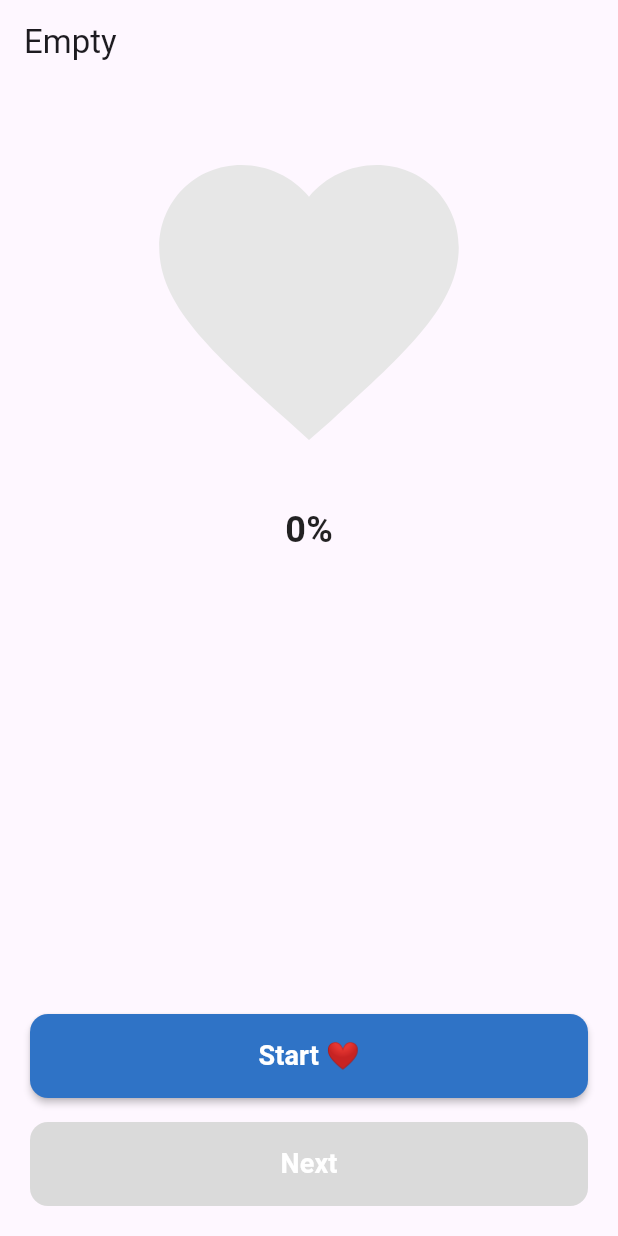
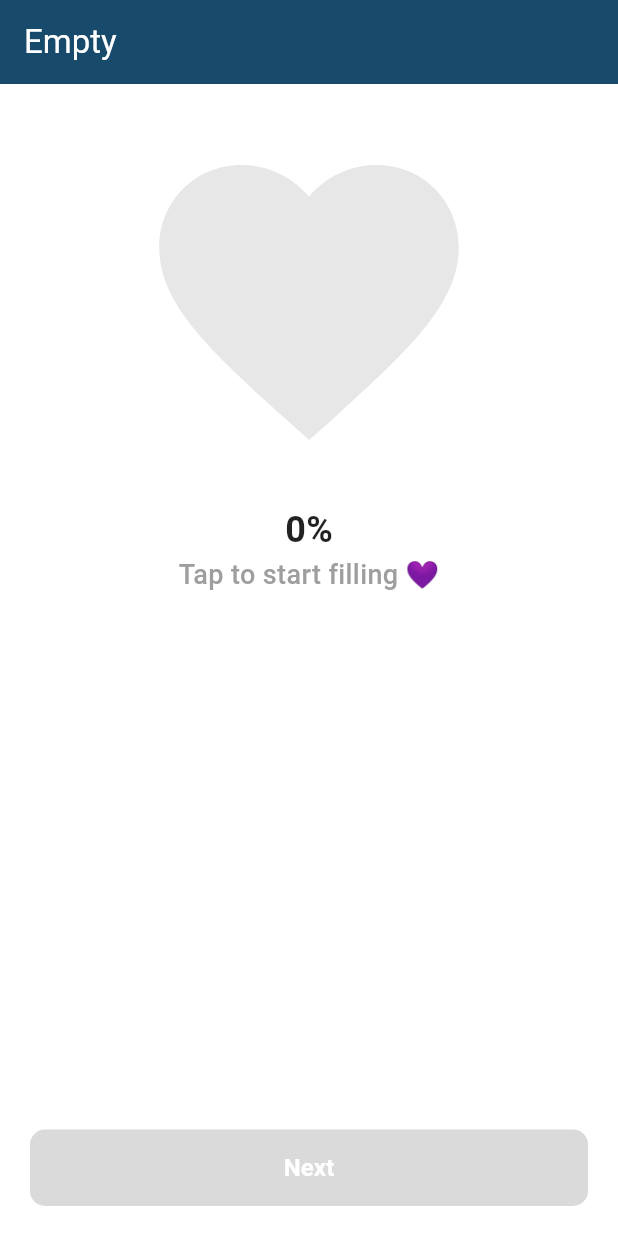
Before and after one commit to ameyrane98/heart_app, a Flutter app: the screen it shows after launch, on a phone screen of 412 x 824 dp. Run offline on Flutter 3.47's test engine with Material 3 defaults, Android fonts, the phone set to English and light mode, and no system bars; our stand-ins replace liquid_progress_indicator_v2.

```diff
--- a/lib/ui/screens/heart_screen.dart
+++ b/lib/ui/screens/heart_screen.dart
@@ -8,13 +8,14 @@ import '../../../viewmodels/heart_view_model.dart';
 import '../widgets/heart_painter_twoIcon+ClipRect.dart'; // HeartFillWidget (two Icons + ClipRect)
 // import '../widgets/_LiquidHeartChartState.dart';        // Liquid-style heart (animated)
 // import '../widgets/HeartPathFill_ClipPathHeart.dart';   // Path-based ClipPath approach
-import '../widgets/HeartPainterFill.dart'; // CustomPainter pro look
+// import '../widgets/HeartPainterFill.dart'; // CustomPainter pro look
 
 class HeartScreen extends StatelessWidget {
   const HeartScreen({super.key});
 
-  // Image colors
-  static const Color _blueBtn = Color(0xFF2F73C6);
+  // Consistent colors with SuccessScreen
+  static const Color _navy = Color(0xFF184A6B);
+  static const Color _blue = Color(0xFF2F73C6);
   static const Color _grayDisabled = Color(0xFFDADADA);
 
   String _titleFor(HeartState s) {
@@ -36,7 +37,14 @@ class HeartScreen extends StatelessWidget {
     final showClear = vm.state == HeartState.completed;
 
     return Scaffold(
-      appBar: AppBar(title: Text(_titleFor(vm.state))),
+      backgroundColor: Colors.white,
+      appBar: AppBar(
+        backgroundColor: _navy,
+        title: Text(
+          _titleFor(vm.state),
+          style: TextStyle(color: Colors.white),
+        ), // consistent with SuccessScreen
+      ),
       body: SafeArea(
         child: Center(
           child: Column(
@@ -44,9 +52,22 @@ class HeartScreen extends StatelessWidget {
               const SizedBox(height: 24),
 
               // ======== CHOOSE ONE HEART RENDERER (keep comments to switch) ========
+              // Wrap the heart with GestureDetector to Start/Pause on tap.
+              GestureDetector(
+                onTap: vm.state == HeartState.completed
+                    ? null // no-op once filled
+                    : () {
+                        vm.toggleStartPause();
+                      },
+                behavior: HitTestBehavior.translucent,
+                child: Semantics(
+                  button: true,
+                  label: vm.state == HeartState.progressing
+                      ? 'Pause filling'
+                      : 'Start filling',
 
                   // 1) CustomPainter + gradient (most polished)
-              // HeartPainterFill(
+                  // child: HeartPainterFill(
                   //   percent: vm.progress,          // 0..100 from your ViewModel
                   //   size: 240,
                   //   gradient: const LinearGradient(
@@ -62,10 +83,10 @@ class HeartScreen extends StatelessWidget {
                   // ),
 
                   // 2) Simple two-Icon overlay + ClipRect (fastest to toggle)
-              HeartFillWidget(percent: vm.progress, size: 240),
+                  child: HeartFillWidget(percent: vm.progress, size: 240),
 
                   // 3) Liquid heart (animated fill)
-              // const LiquidHeartChart(
+                  // child: const LiquidHeartChart(
                   //   size: 240,
                   //   duration: Duration(seconds: 4),
                   //   backgroundColor: Color(0x33808080),
@@ -81,7 +102,10 @@ class HeartScreen extends StatelessWidget {
                   /// - [backgroundColor]: color of empty area inside the heart
                   /// - [fillColor]: color of the filled portion
                   /// - [borderColor]/[borderWidth]: outline on top
-              // HeartFillWidget2(percent: vm.progress, size: 240),
+                  // child: HeartFillWidget2(percent: vm.progress, size: 240),
+                ),
+              ),
+
               const SizedBox(height: 16),
 
               // Percent BELOW the heart (per mock)
@@ -93,57 +117,40 @@ class HeartScreen extends StatelessWidget {
                   color: Colors.black87,
                 ),
               ),
+              Text(
+                vm.state == HeartState.progressing
+                    ? 'Tap to pause ❤️'
+                    : vm.state == HeartState.paused ||
+                          vm.state == HeartState.empty
+                    ? 'Tap to start filling 💜'
+                    : 'Heart filled 💯',
+                style: const TextStyle(
+                  fontSize: 18,
+                  fontWeight: FontWeight.w500,
+                  color: Colors.grey,
+                ),
+              ),
 
               const Spacer(),
 
-              // ======== BIG FULL-WIDTH BUTTONS (match mock) ========
+              // ======== BOTTOM BUTTONS (consistent with SuccessScreen) ========
               Padding(
                 padding: const EdgeInsets.fromLTRB(20, 0, 20, 20),
                 child: Column(
                   children: [
-                    // Start / Pause / Resume (disabled once completed)
-                    SizedBox(
-                      width: double.infinity,
-                      height: 56,
-                      child: ElevatedButton(
-                        style: ElevatedButton.styleFrom(
-                          backgroundColor: _blueBtn,
-                          disabledBackgroundColor: _grayDisabled,
-                          shape: RoundedRectangleBorder(
-                            borderRadius: BorderRadius.circular(12),
-                          ),
-                          elevation: 2,
-                        ),
-                        onPressed: vm.state == HeartState.completed
-                            ? null
-                            : vm.toggleStartPause,
-                        child: Text(
-                          vm.state == HeartState.progressing
-                              ? 'Pause ❤️'
-                              : vm.state == HeartState.paused
-                              ? 'Resume ❤️'
-                              : 'Start ❤️',
-                          style: const TextStyle(
-                            fontSize: 18,
-                            color: Colors.white,
-                            fontWeight: FontWeight.bold,
-                          ),
-                        ),
-                      ),
-                    ),
-
-                    const SizedBox(height: 16),
+                    // (Start button removed) — heart tap controls start/pause now.
 
                     // Clear (only visible when filled, like the mock)
                     if (showClear)
                       SizedBox(
                         width: double.infinity,
-                        height: 56,
                         child: ElevatedButton(
                           style: ElevatedButton.styleFrom(
-                            backgroundColor: _blueBtn,
+                            backgroundColor: _blue,
+                            disabledBackgroundColor: _grayDisabled,
+                            padding: const EdgeInsets.symmetric(vertical: 14),
                             shape: RoundedRectangleBorder(
-                              borderRadius: BorderRadius.circular(12),
+                              borderRadius: BorderRadius.circular(10),
                             ),
                             elevation: 2,
                           ),
@@ -151,26 +158,26 @@ class HeartScreen extends StatelessWidget {
                           child: const Text(
                             'Clear',
                             style: TextStyle(
-                              fontSize: 18,
                               color: Colors.white,
-                              fontWeight: FontWeight.bold,
+                              fontSize: 16,
+                              fontWeight: FontWeight.w600,
                             ),
                           ),
                         ),
                       ),
 
-                    if (showClear) const SizedBox(height: 16),
+                    if (showClear) const SizedBox(height: 12),
 
                     // Next (enabled only when filled)
                     SizedBox(
                       width: double.infinity,
-                      height: 56,
                       child: ElevatedButton(
                         style: ElevatedButton.styleFrom(
-                          backgroundColor: _blueBtn,
+                          backgroundColor: _blue,
                           disabledBackgroundColor: _grayDisabled,
+                          padding: const EdgeInsets.symmetric(vertical: 14),
                           shape: RoundedRectangleBorder(
-                            borderRadius: BorderRadius.circular(12),
+                            borderRadius: BorderRadius.circular(10),
                           ),
                           elevation: 2,
                         ),
@@ -187,9 +194,9 @@ class HeartScreen extends StatelessWidget {
                         child: const Text(
                           'Next',
                           style: TextStyle(
-                            fontSize: 18,
                             color: Colors.white,
-                            fontWeight: FontWeight.bold,
+                            fontSize: 16,
+                            fontWeight: FontWeight.w600,
                           ),
                         ),
                       ),
--- a/lib/ui/screens/success_screen.dart
+++ b/lib/ui/screens/success_screen.dart
@@ -8,7 +8,10 @@ class SuccessScreen extends StatelessWidget {
   @override
   Widget build(BuildContext context) {
     return Scaffold(
-      appBar: AppBar(backgroundColor: _navy, title: const Text('Success')),
+      appBar: AppBar(
+        backgroundColor: _navy,
+        title: const Text('Success', style: TextStyle(color: Colors.white)),
+      ),
       body: SafeArea(
         child: Column(
           children: [
```
Lines whose indentation alone changed are shown as unchanged.
